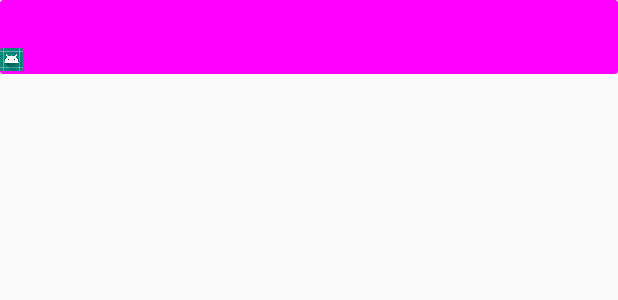
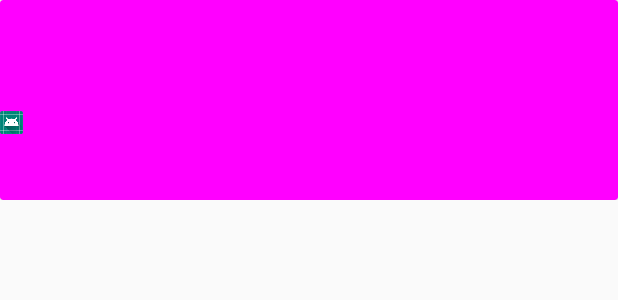
Before and after one commit to FWJerome/FW_MVP_ROOT, an Android app: the layout activity_mainactivity.xml on its own in the app's theme, with its tools: preview values and no code run, on a phone screen of 412 x 824 dp. Shown: the top 300 px of the screen. Run offline under Robolectric (Android 15) with nearby library versions, the phone set to English and light mode, and no system bars.

Commit message:
标题修正

```diff
--- a/app/src/main/java/com/fwkj/fw_mvp_root/Global.java
+++ b/app/src/main/java/com/fwkj/fw_mvp_root/Global.java
@@ -12,7 +12,7 @@ public class Global implements IGlobalConfig {
     public void applyOptions(Application application, @NonNull GlobalManager.Builder builder) {
         builder
                 .baseUrl("https://www.dabeicar.com/api/")
-
+                .debugLog(true)
                 .allowBlankjUtilcode(application)
                 .build();
     }
--- a/app/src/main/java/com/fwkj/fw_mvp_root/presenter/MainActivityPresenter.java
+++ b/app/src/main/java/com/fwkj/fw_mvp_root/presenter/MainActivityPresenter.java
@@ -73,12 +73,6 @@ public class MainActivityPresenter {
     }
 
     public void getCode() {
-        model.getCode()
-                .compose(TransformerUtils.<UserBean>transformerUtil((LifecycleProvider<ActivityEvent>) view))
-                .subscribe(new BaseObserver<UserBean>() {
-                    @Override
-                    public void fOnNext(UserBean pO) {
-                    }
-                });
+
     }
 }
--- a/app/src/main/res/layout/activity_mainactivity.xml
+++ b/app/src/main/res/layout/activity_mainactivity.xml
@@ -9,11 +9,16 @@
         android:id="@+id/title"
         android:layout_width="match_parent"
         android:layout_height="wrap_content"
-        app:titleBackGroundColor="#ff00ff"
+        app:imgWidth="60"
         app:leftIcon="@mipmap/ic_launcher"
         app:leftIconVisibility="true"
         app:progressText="定位中..."
+        app:title="测试"
+        app:titleBackGroundColor="#ff00ff"
         app:titleColor="@color/colorWhite"
+        app:titleHeightPx="200"
+        app:titleTextColor="@color/colorWhite"
+        app:titleTextSize="20sp"
         app:titleTextVisibility="true" />
 
     <androidx.recyclerview.widget.RecyclerView
--- a/fw_root_library/src/main/java/com/fwkj/fw_root_library/widget/FTitle.java
+++ b/fw_root_library/src/main/java/com/fwkj/fw_root_library/widget/FTitle.java
@@ -6,6 +6,7 @@ import android.content.res.TypedArray;
 import android.os.Handler;
 import android.util.AttributeSet;
 import android.view.View;
+import android.view.ViewGroup;
 import android.widget.ImageView;
 import android.widget.LinearLayout;
 import android.widget.TextView;
@@ -39,6 +40,8 @@ public class FTitle extends LinearLayout {
     public FTitle(Context context, AttributeSet attrs, int defStyleAttr) {
         super(context, attrs, defStyleAttr);
         TypedArray typedArray = context.obtainStyledAttributes(attrs, R.styleable.FTitle);
+
+        int titleHeight = typedArray.getInteger(R.styleable.FTitle_titleHeightPx,-2);
 
         int leftIcon = typedArray.getResourceId(R.styleable.FTitle_leftIcon, -1);
         boolean leftIconVisible = typedArray.getBoolean(R.styleable.FTitle_leftIconVisibility, false);
@@ -84,6 +87,8 @@ public class FTitle extends LinearLayout {
         }
 
         mCardView.setCardBackgroundColor(titleBackGroundColor);
+
+        mCardView.getLayoutParams().height = titleHeight;
 
         mTvTitle.setText(title);
         mTvTitle.setTextColor(titleColor);
--- a/fw_root_library/src/main/res/layout/widget_ftitle.xml
+++ b/fw_root_library/src/main/res/layout/widget_ftitle.xml
@@ -3,6 +3,7 @@
     xmlns:app="http://schemas.android.com/apk/res-auto"
     android:layout_width="match_parent"
     android:layout_height="wrap_content"
+    android:gravity="bottom"
     android:orientation="vertical">
 
     <androidx.cardview.widget.CardView
@@ -10,9 +11,14 @@
         android:layout_width="match_parent"
         android:layout_height="wrap_content">
 
+        <LinearLayout
+            android:layout_width="match_parent"
+            android:layout_height="match_parent"
+            android:orientation="vertical">
+
             <androidx.constraintlayout.widget.ConstraintLayout
                 android:layout_width="match_parent"
-            android:layout_height="wrap_content"
+                android:layout_height="match_parent"
                 android:paddingTop="30dp">
 
                 <androidx.appcompat.widget.AppCompatImageView
@@ -49,6 +55,7 @@
                     app:layout_constraintEnd_toEndOf="parent"
                     app:layout_constraintTop_toTopOf="parent" />
             </androidx.constraintlayout.widget.ConstraintLayout>
+        </LinearLayout>
     </androidx.cardview.widget.CardView>
 
     <LinearLayout
--- a/fw_root_library/src/main/res/values/attrs.xml
+++ b/fw_root_library/src/main/res/values/attrs.xml
@@ -34,6 +34,7 @@
 
     </declare-styleable>
     <declare-styleable name="FTitle">
+        <attr name="titleHeightPx" format="integer"/>
         <attr name="leftIcon" format="reference" />
         <attr name="rightIcon" format="reference" />
         <attr name="leftIconVisibility" format="boolean" />
```
Lines whose indentation alone changed are shown as unchanged.
